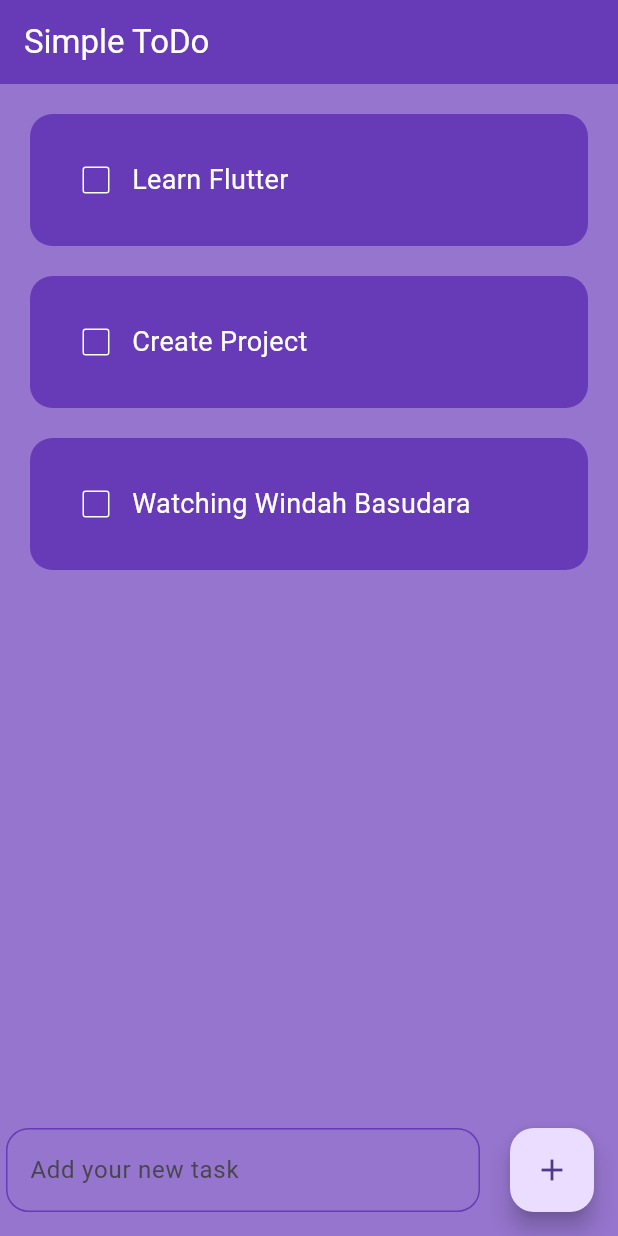
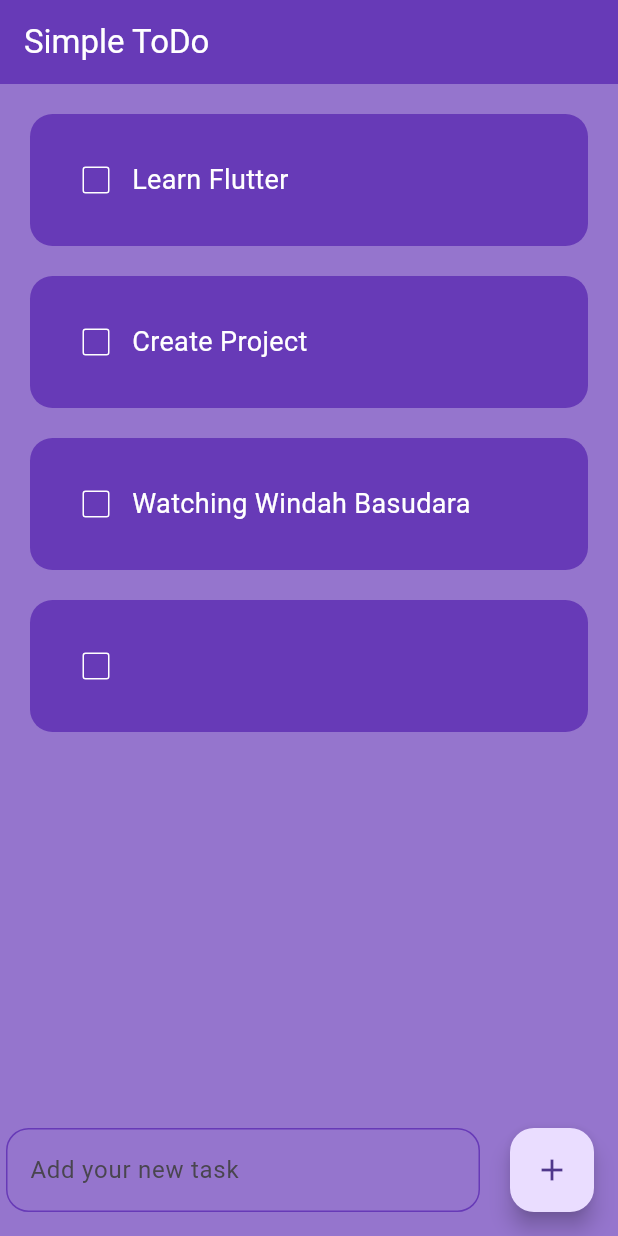
Before and after one commit to BliAli/ToDoList, a Flutter app: the screen it shows after launch, after a tap on the "add" icon, on a phone screen of 412 x 824 dp. Run offline on Flutter 3.47's test engine with Material 3 defaults, Android fonts, the phone set to English and light mode, and no system bars.

Commit message:
Membuat logicnya input new task user

```diff
--- a/lib/pages/home_page.dart
+++ b/lib/pages/home_page.dart
@@ -15,9 +15,18 @@ class _HomePageState extends State<HomePage> {
     ['Watching Windah Basudara', false],
   ];
 
+  final _controller = TextEditingController();
+
   void checkBoxChanged(int index) {
     setState(() {
       toDoList[index][1] = !toDoList[index][1];
+    });
+  }
+
+  void saveNewTask() {
+    setState(() {
+      toDoList.add([_controller.text, false]);
+      _controller.clear();
     });
   }
 
@@ -46,6 +55,7 @@ class _HomePageState extends State<HomePage> {
             child: Padding(
               padding: EdgeInsets.symmetric(horizontal: 20),
               child: TextField(
+                controller: _controller,
                 decoration: InputDecoration(
                   hintText: 'Add your new task',
                   fillColor: Colors.deepPurple.shade200,
@@ -61,7 +71,7 @@ class _HomePageState extends State<HomePage> {
               ),
             ),
           ),
-          FloatingActionButton(onPressed: () {}, child: Icon(Icons.add)),
+          FloatingActionButton(onPressed: saveNewTask, child: Icon(Icons.add)),
         ],
       ),
     );
```
